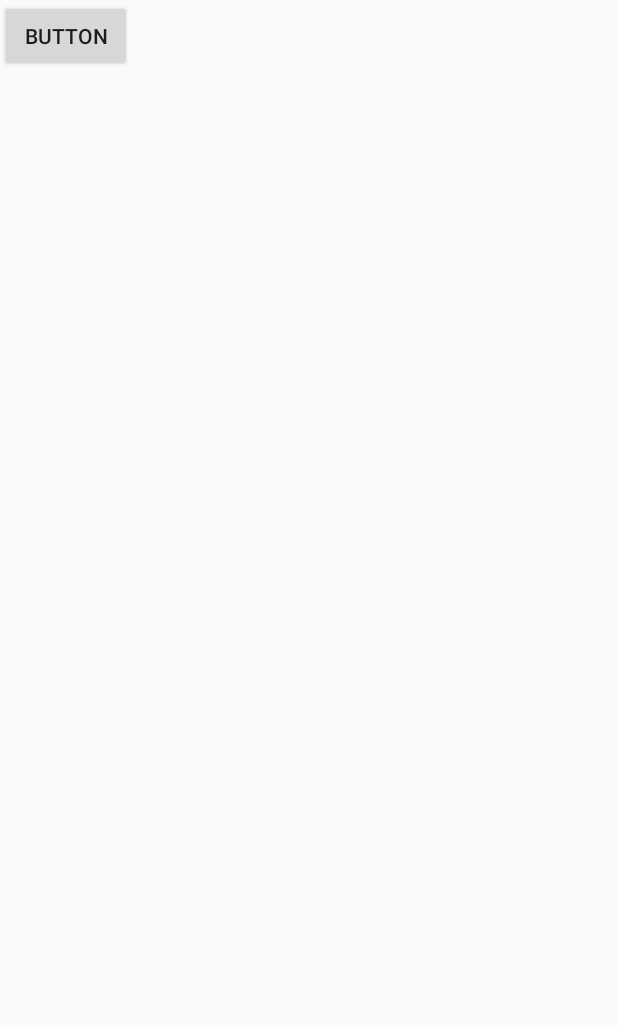
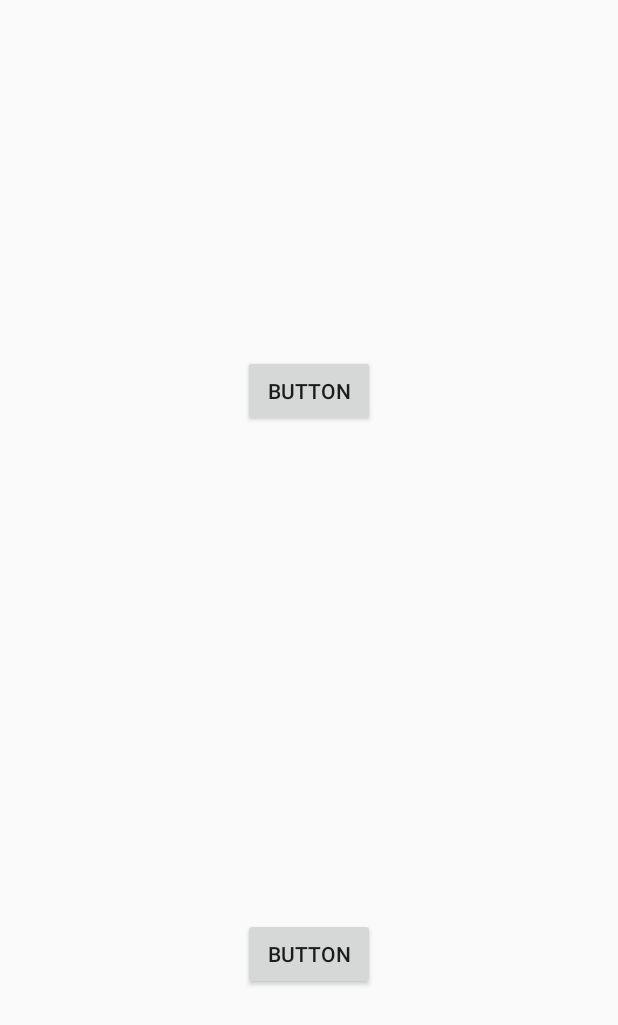
Before and after one commit to andreasellervee/smart-meeting-room, an Android app: the layout activity_join.xml on its own in the app's theme, with its tools: preview values and no code run, on a phone screen of 412 x 824 dp. Shown: the top 1025 px of the screen. Run offline under Robolectric (Android 15) with nearby library versions, the phone set to English and light mode, and no system bars.

Commit message:
Modified JoinActivity to leave the meeting. Moved app stuff to resources

```diff
--- a/app/src/main/java/hackaton/intuit/uk/smart_rooms_estimote/MainActivity.java
+++ b/app/src/main/java/hackaton/intuit/uk/smart_rooms_estimote/MainActivity.java
@@ -48,7 +48,7 @@ public class MainActivity extends AppCompatActivity {
     private void createGeneralProximityObserver() {
         ProximityZone generalProximityObserver = this.proximityObserver.zoneBuilder()
                 .forAttachmentKeyAndValue("my_company", "meeting_room")
-                .inNearRange()
+                .inCustomRange(2)
                 .withOnEnterAction(new OnEntry())
                 .withOnExitAction(new OnExit())
                 .create();
@@ -63,7 +63,7 @@ public class MainActivity extends AppCompatActivity {
             String meetingRoomId = proximityAttachment.getPayload().get("meeting_room_id");
             String meetingRoomName = proximityAttachment.getPayload().get("meeting_room_name");
             Log.i("app", "Welcome to meeting room " + meetingRoomName);
-            textView.setText("Welcome to meeting room: " + meetingRoomName);
+            textView.setText("Welcome to meeting room: " + meetingRoomName + "(" + meetingRoomId + ")");
             CreateBookingTask createBookingTask = new CreateBookingTask(getApplicationContext(), textView);
             createBookingTask.execute(meetingRoomId, meetingRoomName);
             return null;
@@ -97,7 +97,7 @@ public class MainActivity extends AppCompatActivity {
 
     @NonNull
     private EstimoteCloudCredentials getEstimoteCredentials() {
-        return new EstimoteCloudCredentials("andreas-estimote-smart-mee-7wg", "89c3f012eaa54e990f7c0d741dd7ea78");
+        return new EstimoteCloudCredentials(getString(R.string.app_id), getString(R.string.app_token));
     }
 
     private void requirements() {
--- a/app/src/main/res/layout/activity_join.xml
+++ b/app/src/main/res/layout/activity_join.xml
@@ -1,5 +1,6 @@
 <?xml version="1.0" encoding="utf-8"?>
 <android.support.constraint.ConstraintLayout xmlns:android="http://schemas.android.com/apk/res/android"
+    xmlns:app="http://schemas.android.com/apk/res-auto"
     xmlns:tools="http://schemas.android.com/tools"
     android:layout_width="match_parent"
     android:layout_height="match_parent"
@@ -9,7 +10,40 @@
         android:id="@+id/join_button"
         android:layout_width="wrap_content"
         android:layout_height="wrap_content"
+        android:layout_marginBottom="16dp"
+        android:layout_marginEnd="16dp"
+        android:layout_marginStart="16dp"
+        android:layout_marginTop="16dp"
         android:text="Button"
-        tools:layout_editor_absoluteX="148dp"
-        tools:layout_editor_absoluteY="231dp" />
+        app:layout_constraintBottom_toTopOf="@+id/leave_button"
+        app:layout_constraintEnd_toEndOf="parent"
+        app:layout_constraintStart_toStartOf="parent"
+        app:layout_constraintTop_toBottomOf="@+id/join_text"
+        app:layout_constraintVertical_bias="0.0" />
+
+    <TextView
+        android:id="@+id/join_text"
+        android:layout_width="wrap_content"
+        android:layout_height="wrap_content"
+        android:layout_marginEnd="16dp"
+        android:layout_marginStart="16dp"
+        android:layout_marginTop="188dp"
+        android:gravity="center"
+        android:textAlignment="center"
+        android:textSize="24sp"
+        app:layout_constraintEnd_toEndOf="parent"
+        app:layout_constraintStart_toStartOf="parent"
+        app:layout_constraintTop_toTopOf="parent" />
+
+    <Button
+        android:id="@+id/leave_button"
+        android:layout_width="wrap_content"
+        android:layout_height="wrap_content"
+        android:layout_marginBottom="164dp"
+        android:layout_marginEnd="16dp"
+        android:layout_marginStart="16dp"
+        android:text="Button"
+        app:layout_constraintBottom_toBottomOf="parent"
+        app:layout_constraintEnd_toEndOf="parent"
+        app:layout_constraintStart_toStartOf="parent" />
 </android.support.constraint.ConstraintLayout>
--- a/app/src/main/res/values/strings.xml
+++ b/app/src/main/res/values/strings.xml
@@ -1,3 +1,5 @@
 <resources>
     <string name="app_name">smart-rooms-estimote</string>
+    <string name="app_id">andreas-estimote-smart-mee-7wg</string>
+    <string name="app_token">89c3f012eaa54e990f7c0d741dd7ea78</string>
 </resources>
```
Also changed, not shown: app/src/main/java/hackaton/intuit/uk/smart_rooms_estimote/JoinActivity.java (+17 -3 lines), app/src/main/res/layout/activity_main.xml (+9 -2 lines).
